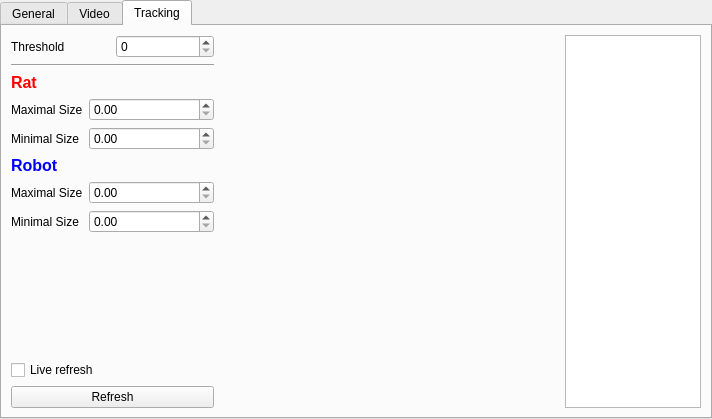
Before: the Qt Designer form configwindow.ui in fgu-cas/kachna-tracker, drawn with Qt 5.
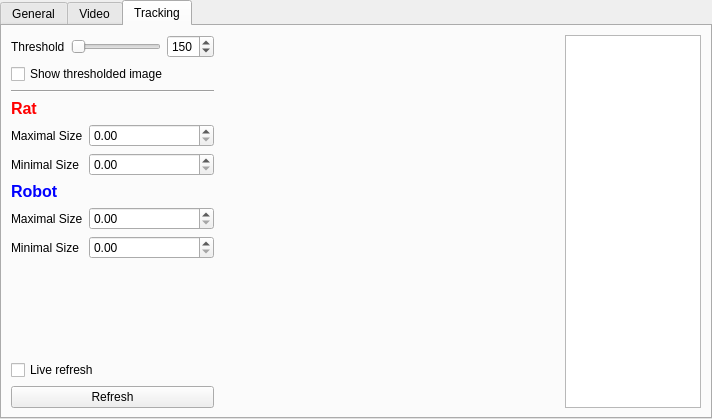
After: the same form once the commit is applied. The open tabs and pages were chosen to show the change.

Commit message: add an option to show thresholded image

```diff
--- a/configwindow.ui
+++ b/configwindow.ui
@@ -674,17 +674,56 @@
          </widget>
         </item>
         <item>
-         <widget class="QSpinBox" name="threshSpin">
-          <property name="maximum">
-           <number>512</number>
-          </property>
-          <property name="value">
-           <number>0</number>
-          </property>
-         </widget>
+         <layout class="QHBoxLayout" name="horizontalLayout_11">
+          <item>
+           <widget class="QSlider" name="thresholdSlider">
+            <property name="minimum">
+             <number>0</number>
+            </property>
+            <property name="maximum">
+             <number>255</number>
+            </property>
+            <property name="orientation">
+             <enum>Qt::Horizontal</enum>
+            </property>
+            <property name="invertedAppearance">
+             <bool>false</bool>
+            </property>
+            <property name="invertedControls">
+             <bool>false</bool>
+            </property>
+            <property name="tickPosition">
+             <enum>QSlider::NoTicks</enum>
+            </property>
+           </widget>
+          </item>
+          <item>
+           <widget class="QSpinBox" name="thresholdSpin">
+            <property name="suffix">
+             <string/>
+            </property>
+            <property name="minimum">
+             <number>0</number>
+            </property>
+            <property name="maximum">
+             <number>255</number>
+            </property>
+            <property name="value">
+             <number>150</number>
+            </property>
+           </widget>
+          </item>
+         </layout>
         </item>
        </layout>
       </item>
+      <item>
+       <widget class="QCheckBox" name="showThresholdBox">
+        <property name="text">
+         <string>Show thresholded image</string>
+        </property>
+       </widget>
+      </item>
       <item>
        <widget class="Line" name="line_2">
         <property name="orientation">
```
Left out of the diff: 2 changed lines with no effect on the pictures. The commit also changes 3 other files.
